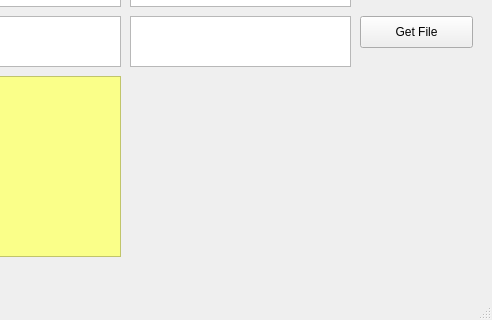
Above: ui-data/elections.ui from GeekGirl1024/election-data-gatherer before the change; both pictures show x 540 to 1032 and y 414 to 734 of the 1032 by 734 pixel window. Below: the same form after it.
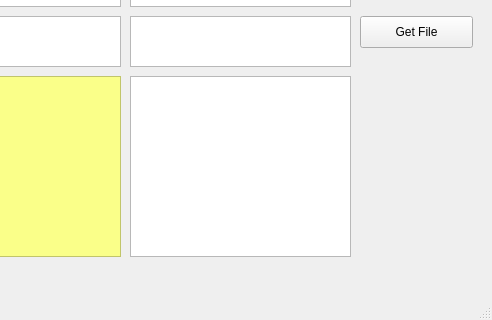
That is the form after the change.

Commit message: Display results

The edit to the form file:
```diff
--- a/ui-data/elections.ui
+++ b/ui-data/elections.ui
@@ -573,6 +573,16 @@
      </rect>
     </property>
    </widget>
+   <widget class="QPlainTextEdit" name="resultsTextEdit">
+    <property name="geometry">
+     <rect>
+      <x>670</x>
+      <y>490</y>
+      <width>221</width>
+      <height>181</height>
+     </rect>
+    </property>
+   </widget>
   </widget>
   <widget class="QMenuBar" name="menubar">
    <property name="geometry">
```
The commit also changes 1 other file.
